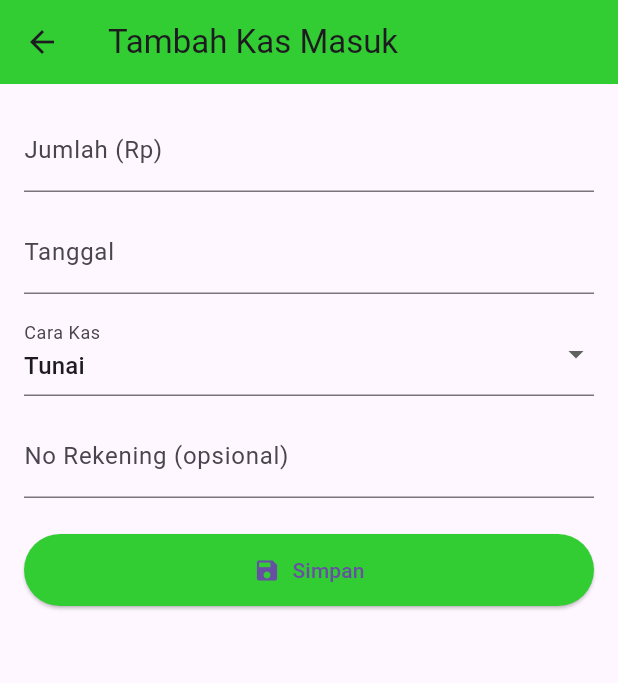
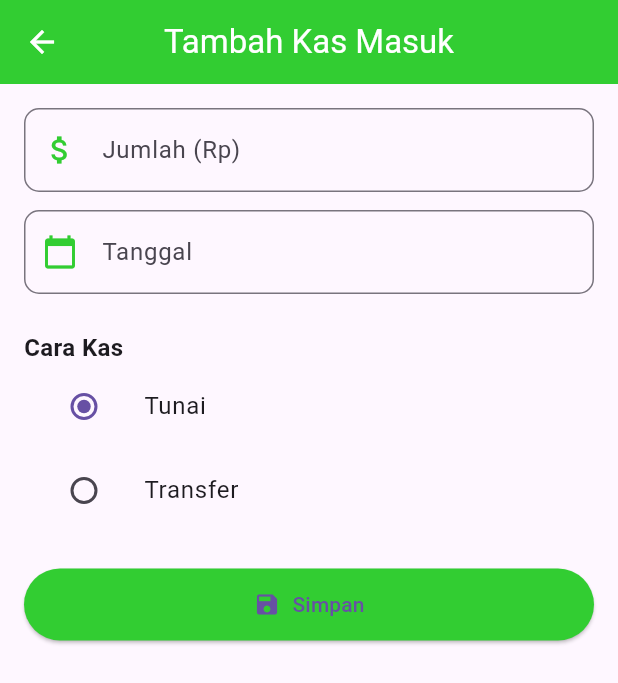
Before and after one commit to Mabot17/arta_krama, a Flutter app: the KasMasukFormIsianView screen opened by its route, on a phone screen of 412 x 824 dp. Shown: the top 683 px of the screen. Run offline on Flutter 3.47's test engine with Material 3 defaults, Android fonts, the phone set to English and light mode, and no system bars; our stand-ins replace file_picker, flutter_screenutil, flutter_svg, get, get_storage, google_fonts and 2 more; accounts and stored records are empty.

Commit message:
Penyesuaian form list

```diff
--- a/lib/modules/kas_masuk/views/kas_masuk_form_isian_view.dart
+++ b/lib/modules/kas_masuk/views/kas_masuk_form_isian_view.dart
@@ -2,6 +2,8 @@ import 'package:flutter/material.dart';
 import 'package:get/get.dart';
 import 'package:arta_krama/modules/kas_masuk/controllers/kas_masuk_controller.dart';
 import 'package:arta_krama/modules/kas_masuk/models/kas_masuk_model.dart';
+import 'package:arta_krama/widgets/widget_appbar.dart';
+import 'package:arta_krama/widgets/widget_textfield.dart';
 
 class KasMasukFormIsianView extends StatelessWidget {
   final KasMasukController controller = Get.find<KasMasukController>();
@@ -22,31 +24,33 @@ class KasMasukFormIsianView extends StatelessWidget {
     }
 
     return Scaffold(
-      appBar: AppBar(
-        title: Text(kas == null ? "Tambah Kas Masuk" : "Edit Kas Masuk"),
-        backgroundColor: const Color(0xFF32CD32),
-      ),
+      appBar: WidgetAppBar(title: kas == null ? "Tambah Kas Masuk" : "Edit Kas Masuk"),
       body: Padding(
         padding: const EdgeInsets.all(16),
         child: Form(
           key: _formKey,
+          autovalidateMode: AutovalidateMode.onUserInteraction,
           child: ListView(
             children: [
-              TextFormField(
+              WidgetTextField(
+                label: "Jumlah (Rp)",
+                icon: Icons.attach_money,
                 controller: controller.jumlahKasController,
-                keyboardType: TextInputType.number,
-                decoration: const InputDecoration(labelText: "Jumlah (Rp)"),
+                color: const Color(0xFF32CD32),
+                keyboard: TextInputType.number,
                 validator: (value) {
                   if (value == null || value.isEmpty) return 'Wajib diisi';
                   if (double.tryParse(value) == null) return 'Masukkan angka valid';
                   return null;
                 },
               ),
-              const SizedBox(height: 12),
-              TextFormField(
+
+              WidgetTextField(
+                label: "Tanggal",
+                icon: Icons.calendar_today,
                 controller: controller.tanggalKasController,
+                color: const Color(0xFF32CD32),
                 readOnly: true,
-                decoration: const InputDecoration(labelText: "Tanggal"),
                 validator: (value) => (value == null || value.isEmpty) ? 'Wajib diisi' : null,
                 onTap: () async {
                   DateTime? picked = await showDatePicker(
@@ -60,22 +64,47 @@ class KasMasukFormIsianView extends StatelessWidget {
                   }
                 },
               ),
-              const SizedBox(height: 12),
-              Obx(() => DropdownButtonFormField(
-                value: controller.caraKas.value,
-                items: ['tunai', 'transfer'].map((c) {
-                  return DropdownMenuItem(value: c, child: Text(c.capitalize!));
-                }).toList(),
-                onChanged: (value) {
-                  if (value != null) controller.caraKas.value = value.toString();
-                },
-                decoration: const InputDecoration(labelText: "Cara Kas"),
+
+              // Radio pilihan cara kas
+              Obx(() => Column(
+                crossAxisAlignment: CrossAxisAlignment.start,
+                children: [
+                  const SizedBox(height: 12),
+                  const Text("Cara Kas", style: TextStyle(fontSize: 16, fontWeight: FontWeight.w600)),
+                  ListTile(
+                    title: const Text("Tunai"),
+                    leading: Radio<String>(
+                      value: "tunai",
+                      groupValue: controller.caraKas.value,
+                      onChanged: (value) {
+                        if (value != null) controller.caraKas.value = value;
+                      },
+                    ),
+                  ),
+                  ListTile(
+                    title: const Text("Transfer"),
+                    leading: Radio<String>(
+                      value: "transfer",
+                      groupValue: controller.caraKas.value,
+                      onChanged: (value) {
+                        if (value != null) controller.caraKas.value = value;
+                      },
+                    ),
+                  ),
+                ],
               )),
-              const SizedBox(height: 12),
-              TextFormField(
-                controller: controller.norekKasController,
-                decoration: const InputDecoration(labelText: "No Rekening (opsional)"),
+
+              // Field norek hanya tampil kalau transfer
+              Obx(() => controller.caraKas.value == 'transfer'
+                ? WidgetTextField(
+                    label: "No Rekening (opsional)",
+                    icon: Icons.account_balance,
+                    controller: controller.norekKasController,
+                    color: const Color(0xFF32CD32),
+                  )
+                : const SizedBox.shrink(),
               ),
+
               const SizedBox(height: 24),
               ElevatedButton.icon(
                 onPressed: () async {
--- a/lib/widgets/widget_textfield.dart
+++ b/lib/widgets/widget_textfield.dart
@@ -7,6 +7,9 @@ class WidgetTextField extends StatelessWidget {
   final bool isPassword;
   final TextInputType keyboard;
   final Color color;
+  final String? Function(String?)? validator;
+  final bool readOnly;
+  final VoidCallback? onTap;
 
   const WidgetTextField({
     super.key,
@@ -16,16 +19,22 @@ class WidgetTextField extends StatelessWidget {
     required this.color,
     this.isPassword = false,
     this.keyboard = TextInputType.text,
+    this.validator,
+    this.readOnly = false,
+    this.onTap,
   });
 
   @override
   Widget build(BuildContext context) {
     return Padding(
       padding: const EdgeInsets.only(bottom: 12),
-      child: TextField(
+      child: TextFormField(
         controller: controller,
         obscureText: isPassword,
         keyboardType: keyboard,
+        validator: validator,
+        readOnly: readOnly,
+        onTap: onTap,
         decoration: InputDecoration(
           labelText: label,
           prefixIcon: Icon(icon, color: color),
```
Also changed, not shown: lib/modules/kas_masuk/views/kas_masuk_view.dart (+66 -13 lines).
